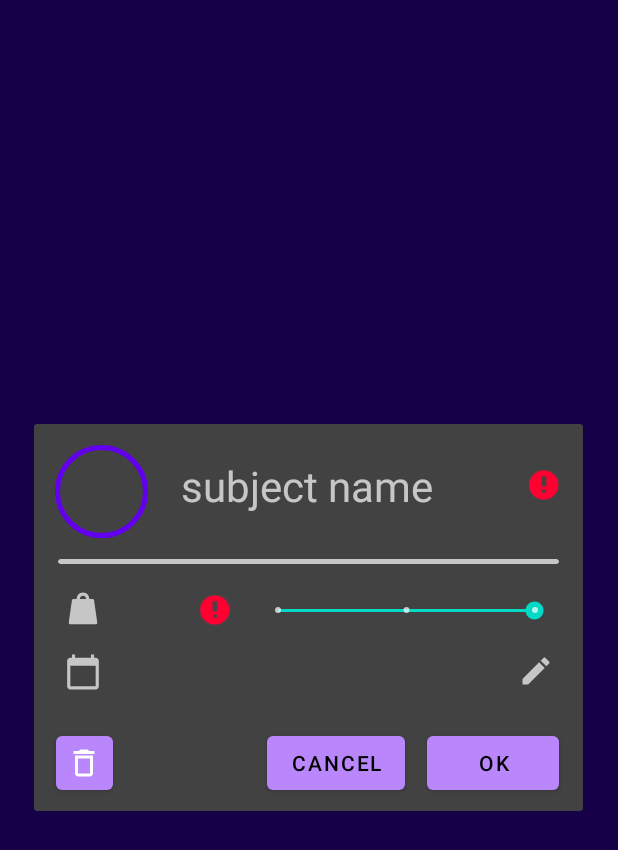
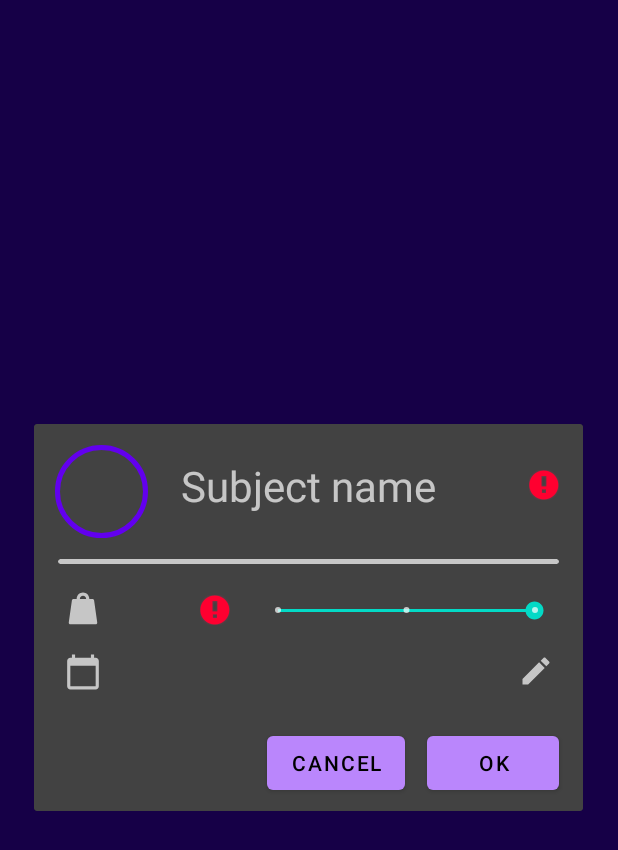
Before and after one commit to clragon/grades, an Android app: the fragment GradeEditor placed in its activity, on a phone screen of 412 x 824 dp. Shown: the top 850 px of the screen. Run offline under Robolectric (Android 15) with nearby library versions, the phone set to English and light mode, and no system bars; 1 statement that could not run was skipped.

Commit message:
added confirmations
Signed-off-by: clragon <kenta3ds.habbo@gmail.com>

```diff
--- a/app/src/main/java/com/gradecalc/Overview.java
+++ b/app/src/main/java/com/gradecalc/Overview.java
@@ -84,7 +84,7 @@ public class Overview extends Fragment {
 
         BarDataSet set = new BarDataSet(entries, "subjects");
         set.setHighLightAlpha(255);
-        set.setColors(new int[]{ContextCompat.getColor(getActivity(), R.color.design_default_color_primary)});
+        set.setColors(ContextCompat.getColor(getActivity(), R.color.design_default_color_primary));
         BarData data = new BarData(set);
         data.setBarWidth(0.6f);
         data.setValueTextColor(primaryColor);
@@ -114,7 +114,7 @@ public class Overview extends Fragment {
         xAxis.setPosition(XAxis.XAxisPosition.BOTTOM);
         xAxis.setValueFormatter(new SubjectFormatter());
         xAxis.setGranularity(1);
-        xAxis.setLabelCount(table.getSubjects().size() + 1);
+        xAxis.setLabelCount(table.getSubjects().size() + 2);
         xAxis.setTextColor(primaryColor);
         xAxis.setTextSize(16);
         xAxis.setDrawGridLines(false);
--- /dev/null
+++ b/app/src/main/res/anim/recycler.xml
@@ -0,0 +1,5 @@
+<?xml version="1.0" encoding="utf-8"?>
+<layoutAnimation xmlns:android="http://schemas.android.com/apk/res/android"
+    android:animation="@anim/item_fall_down"
+    android:animationOrder="normal"
+    android:delay="10%" />
--- /dev/null
+++ b/app/src/main/res/drawable/ic_warning.xml
@@ -0,0 +1,9 @@
+<vector xmlns:android="http://schemas.android.com/apk/res/android"
+    android:width="24dp"
+    android:height="24dp"
+    android:viewportWidth="24"
+    android:viewportHeight="24">
+    <path
+        android:fillColor="?attr/colorControlNormal"
+        android:pathData="M1,21h22L12,2 1,21zM13,18h-2v-2h2v2zM13,14h-2v-4h2v4z" />
+</vector>
--- a/app/src/main/res/layout/frag_editor.xml
+++ b/app/src/main/res/layout/frag_editor.xml
@@ -70,6 +70,7 @@
                         android:textAlignment="center"
                         android:textColor="?attr/textColorAlertDialogListItem"
                         android:textSize="28sp"
+                        android:maxLength="4"
                         tools:text="4.5" />
 
                 </FrameLayout>
--- a/app/src/main/res/layout/frag_list.xml
+++ b/app/src/main/res/layout/frag_list.xml
@@ -19,6 +19,7 @@
         android:tint="@android:color/white"
         app:backgroundTint="@color/design_default_color_primary" />
 
+    <!-- android:layoutAnimation="@anim/recycler" -->
     <androidx.recyclerview.widget.RecyclerView
         android:id="@+id/recyclerView"
         android:layout_width="match_parent"
--- a/app/src/main/res/layout/part_confirm.xml
+++ b/app/src/main/res/layout/part_confirm.xml
@@ -50,6 +50,7 @@
         android:layout_marginBottom="8dp"
         android:foreground="@drawable/ic_delete"
         android:foregroundGravity="center"
+        android:visibility="gone"
         app:layout_constraintBottom_toBottomOf="parent"
         app:layout_constraintEnd_toStartOf="@+id/guideline3"
         app:layout_constraintHorizontal_bias="0.307"
--- a/app/src/main/res/menu/nav_menu.xml
+++ b/app/src/main/res/menu/nav_menu.xml
@@ -23,7 +23,7 @@
             android:icon="@drawable/ic_settings" />
         <item
             android:id="@+id/info"
-            android:title="About"
+            android:title="@string/about"
             android:icon="@drawable/ic_info" />
     </group>
 </menu>
--- a/app/src/main/res/values/strings.xml
+++ b/app/src/main/res/values/strings.xml
@@ -9,15 +9,27 @@
     <string name="history">History</string>
     <string name="settings">Settings</string>
     <string name="about">About</string>
+    <string name="open_drawer">Open drawer</string>
+    <string name="close_drawer">Close drawer</string>
+    <string name="subject_name">Subject name</string>
+    <string name="name_cannot_be_empty">Name cannot be empty</string>
+    <string name="value_too_low">Value too low</string>
+    <string name="value_too_high">Value too high</string>
+    <string name="value_cannot_be_empty">Value cannot be empty</string>
+    <string name="not_implemented">Not implemented</string>
+    <string name="no_grades">No grades available</string>
+    <string name="no_subjects">No subjects available</string>
+    <string name="confirmation">Confirmation</string>
+    <string name="delete_object">Do you really want to delete %1$s</string>
+    <string name="theme">App theme</string>
+    <string name="use_dark_theme">Use dark theme</string>
+    <string name="color">App color</string>
+    <string name="pick_color">Pick app color</string>
+    <string name="use_light_theme">Use light theme</string>
+    <string name="grade_limits">Grade limits</string>
+    <string name="ignore_limits">Ignore grade limits</string>
+    <string name="enforce_limits">Enforce grade limits</string>
     <string name="compensation">Compensation</string>
-    <string name="open_drawer">open drawer</string>
-    <string name="close_drawer">close drawer</string>
-    <string name="subject_name">subject name</string>
-    <string name="name_cannot_be_empty">name cannot be empty</string>
-    <string name="value_too_low">value too low</string>
-    <string name="value_too_high">value too high</string>
-    <string name="value_cannot_be_empty">value cannot be empty</string>
-    <string name="not_implemented">Not implemented</string>
-    <string name="no_grades">no grades available</string>
-    <string name="no_subjects">no subjects available</string>
+    <string name="disable_compensation">Do not display compensation in overview</string>
+    <string name="enable_compensation">Display compensation in overview</string>
 </resources>
```
Also changed, not shown: app/src/main/java/com/gradecalc/GradeEditor.java (+14 -7 lines), app/src/main/java/com/gradecalc/Grades.java (+31 -1 lines), app/src/main/java/com/gradecalc/MainActivity.java (+20 -15 lines), app/src/main/java/com/gradecalc/Settings.java (+6 -13 lines), app/src/main/java/com/gradecalc/SubjectEditor.java (+13 -15 lines), app/src/main/java/com/gradecalc/Subjects.java (+33 -8 lines), app/src/main/java/com/gradecalc/Table.java (+12 -0 lines), app/src/main/res/anim/item_fall_down.xml (added, +24 -0 lines), app/src/main/res/xml/preferences.xml (+24 -3 lines).
